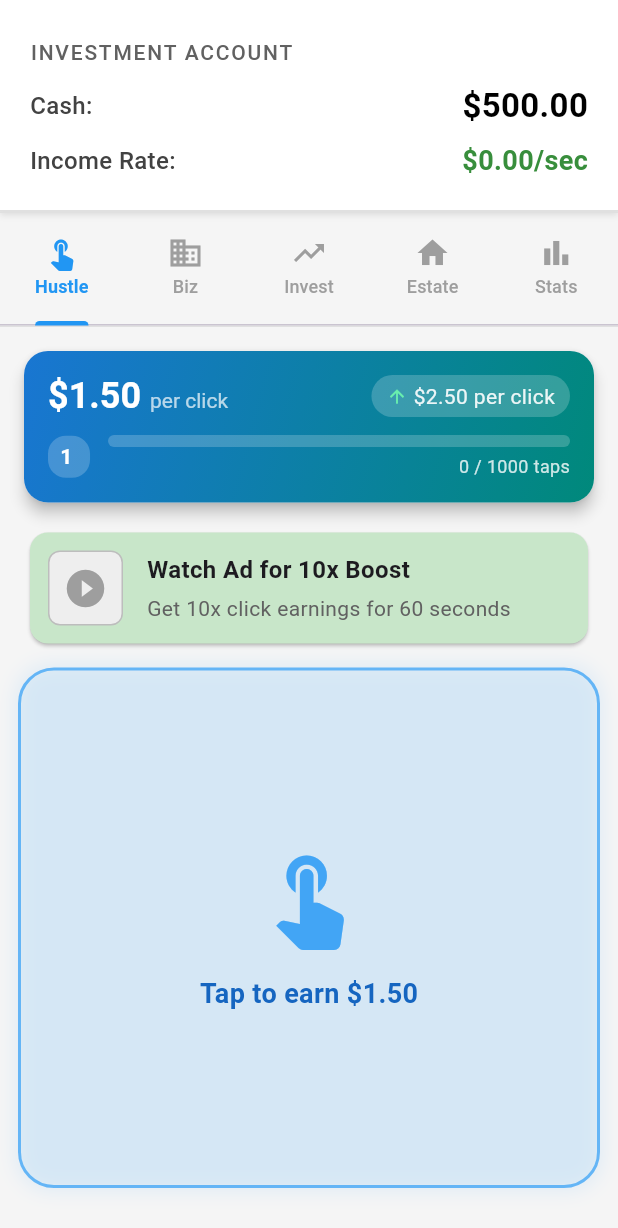
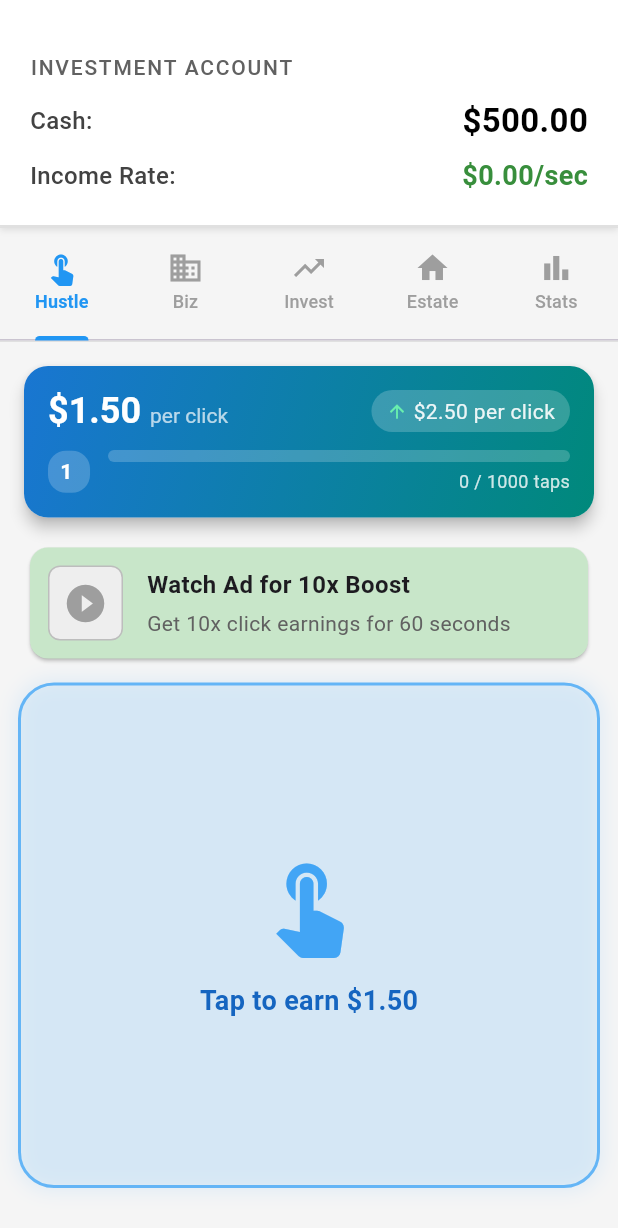
Before and after one commit to SteveMLC/empire_tycoon, a Flutter app: the screen it shows after launch, on a phone screen of 412 x 824 dp. Shown: the top 1228 px of the screen. Run offline on Flutter 3.47's test engine with Material 3 defaults, Android fonts, the phone set to English and light mode, and no system bars; our stand-ins replace audioplayers, flutter_svg, shared_preferences; project files that could hold a hidden picture were left out.

Commit message:
Update main_screen.dart

```diff
--- a/lib/screens/main_screen.dart
+++ b/lib/screens/main_screen.dart
@@ -251,7 +251,7 @@ class _MainScreenState extends State<MainScreen> with SingleTickerProviderStateM
 
     return Container(
       width: screenWidth,
-      padding: const EdgeInsets.fromLTRB(20, 25, 20, 20),
+      padding: const EdgeInsets.fromLTRB(20, 35, 20, 20),
       decoration: BoxDecoration(
         color: Colors.white,
         border: Border(
```
